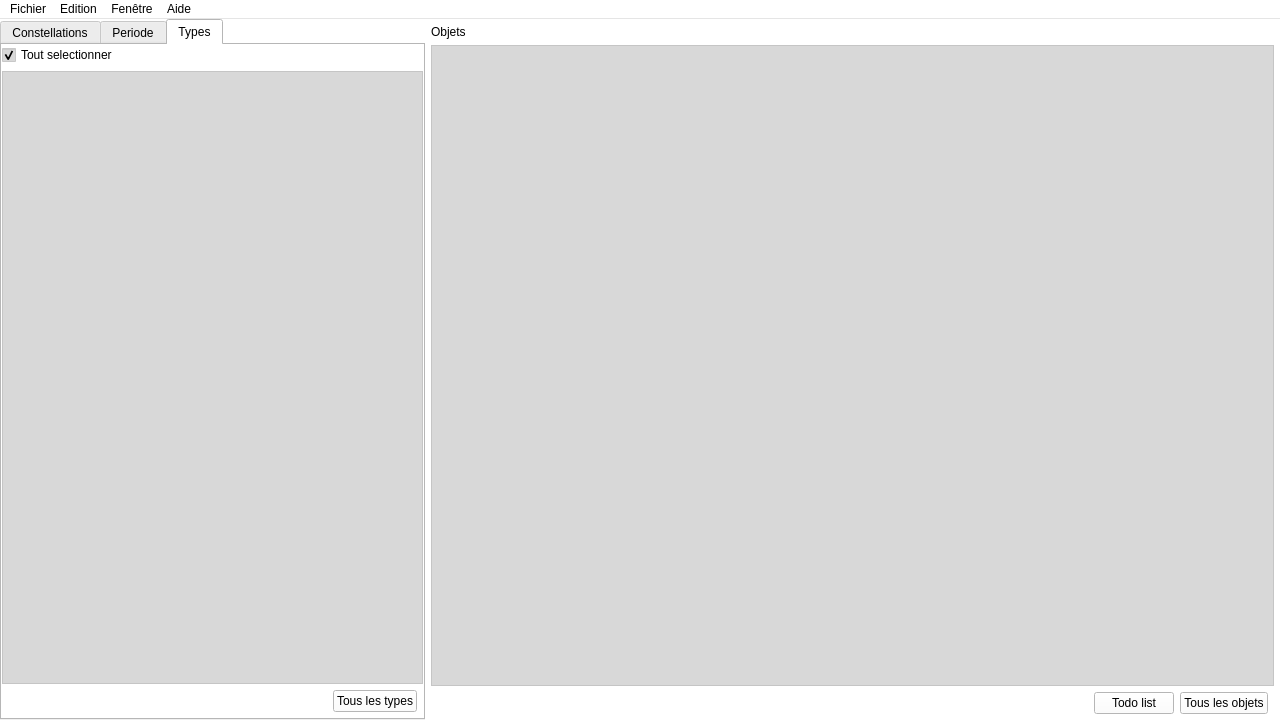
This is mainwindow.ui in Paracetamol56/Observeur2 as Qt 5 draws it before an edit. The edited form follows.
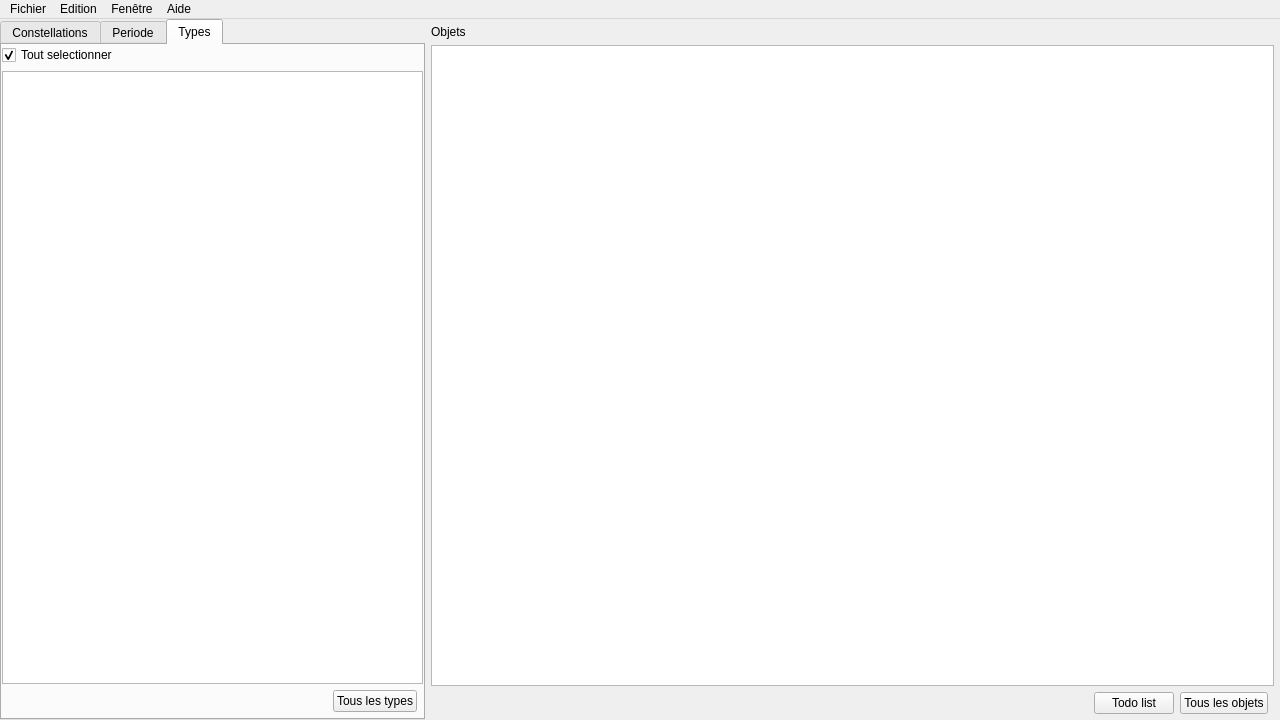
This is the edited form. The open tabs and pages were chosen to show the change. Icons and pictures are not drawn.

Patch:
```diff
--- a/mainwindow.ui
+++ b/mainwindow.ui
@@ -10,448 +10,6 @@
     <height>720</height>
    </rect>
   </property>
-  <property name="palette">
-   <palette>
-    <active>
-     <colorrole role="WindowText">
-      <brush brushstyle="SolidPattern">
-       <color alpha="255">
-        <red>0</red>
-        <green>0</green>
-        <blue>0</blue>
-       </color>
-      </brush>
-     </colorrole>
-     <colorrole role="Button">
-      <brush brushstyle="SolidPattern">
-       <color alpha="255">
-        <red>255</red>
-        <green>255</green>
-        <blue>255</blue>
-       </color>
-      </brush>
-     </colorrole>
-     <colorrole role="Light">
-      <brush brushstyle="SolidPattern">
-       <color alpha="255">
-        <red>255</red>
-        <green>255</green>
-        <blue>255</blue>
-       </color>
-      </brush>
-     </colorrole>
-     <colorrole role="Midlight">
-      <brush brushstyle="SolidPattern">
-       <color alpha="255">
-        <red>255</red>
-        <green>255</green>
-        <blue>255</blue>
-       </color>
-      </brush>
-     </colorrole>
-     <colorrole role="Dark">
-      <brush brushstyle="SolidPattern">
-       <color alpha="255">
-        <red>127</red>
-        <green>127</green>
-        <blue>127</blue>
-       </color>
-      </brush>
-     </colorrole>
-     <colorrole role="Mid">
-      <brush brushstyle="SolidPattern">
-       <color alpha="255">
-        <red>170</red>
-        <green>170</green>
-        <blue>170</blue>
-       </color>
-      </brush>
-     </colorrole>
-     <colorrole role="Text">
-      <brush brushstyle="SolidPattern">
-       <color alpha="255">
-        <red>0</red>
-        <green>0</green>
-        <blue>0</blue>
-       </color>
-      </brush>
-     </colorrole>
-     <colorrole role="BrightText">
-      <brush brushstyle="SolidPattern">
-       <color alpha="255">
-        <red>255</red>
-        <green>255</green>
-        <blue>255</blue>
-       </color>
-      </brush>
-     </colorrole>
-     <colorrole role="ButtonText">
-      <brush brushstyle="SolidPattern">
-       <color alpha="255">
-        <red>0</red>
-        <green>0</green>
-        <blue>0</blue>
-       </color>
-      </brush>
-     </colorrole>
-     <colorrole role="Base">
-      <brush brushstyle="SolidPattern">
-       <color alpha="255">
-        <red>216</red>
-        <green>216</green>
-        <blue>216</blue>
-       </color>
-      </brush>
-     </colorrole>
-     <colorrole role="Window">
-      <brush brushstyle="SolidPattern">
-       <color alpha="255">
-        <red>255</red>
-        <green>255</green>
-        <blue>255</blue>
-       </color>
-      </brush>
-     </colorrole>
-     <colorrole role="Shadow">
-      <brush brushstyle="SolidPattern">
-       <color alpha="255">
-        <red>0</red>
-        <green>0</green>
-        <blue>0</blue>
-       </color>
-      </brush>
-     </colorrole>
-     <colorrole role="AlternateBase">
-      <brush brushstyle="SolidPattern">
-       <color alpha="255">
-        <red>255</red>
-        <green>255</green>
-        <blue>255</blue>
-       </color>
-      </brush>
-     </colorrole>
-     <colorrole role="ToolTipBase">
-      <brush brushstyle="SolidPattern">
-       <color alpha="255">
-        <red>255</red>
-        <green>255</green>
-        <blue>220</blue>
-       </color>
-      </brush>
-     </colorrole>
-     <colorrole role="ToolTipText">
-      <brush brushstyle="SolidPattern">
-       <color alpha="255">
-        <red>0</red>
-        <green>0</green>
-        <blue>0</blue>
-       </color>
-      </brush>
-     </colorrole>
-     <colorrole role="PlaceholderText">
-      <brush brushstyle="SolidPattern">
-       <color alpha="128">
-        <red>0</red>
-        <green>0</green>
-        <blue>0</blue>
-       </color>
-      </brush>
-     </colorrole>
-    </active>
-    <inactive>
-     <colorrole role="WindowText">
-      <brush brushstyle="SolidPattern">
-       <color alpha="255">
-        <red>0</red>
-        <green>0</green>
-        <blue>0</blue>
-       </color>
-      </brush>
-     </colorrole>
-     <colorrole role="Button">
-      <brush brushstyle="SolidPattern">
-       <color alpha="255">
-        <red>255</red>
-        <green>255</green>
-        <blue>255</blue>
-       </color>
-      </brush>
-     </colorrole>
-     <colorrole role="Light">
-      <brush brushstyle="SolidPattern">
-       <color alpha="255">
-        <red>255</red>
-        <green>255</green>
-        <blue>255</blue>
-       </color>
-      </brush>
-     </colorrole>
-     <colorrole role="Midlight">
-      <brush brushstyle="SolidPattern">
-       <color alpha="255">
-        <red>255</red>
-        <green>255</green>
-        <blue>255</blue>
-       </color>
-      </brush>
-     </colorrole>
-     <colorrole role="Dark">
-      <brush brushstyle="SolidPattern">
-       <color alpha="255">
-        <red>127</red>
-        <green>127</green>
-        <blue>127</blue>
-       </color>
-      </brush>
-     </colorrole>
-     <colorrole role="Mid">
-      <brush brushstyle="SolidPattern">
-       <color alpha="255">
-        <red>170</red>
-        <green>170</green>
-        <blue>170</blue>
-       </color>
-      </brush>
-     </colorrole>
-     <colorrole role="Text">
-      <brush brushstyle="SolidPattern">
-       <color alpha="255">
-        <red>0</red>
-        <green>0</green>
-        <blue>0</blue>
-       </color>
-      </brush>
-     </colorrole>
-     <colorrole role="BrightText">
-      <brush brushstyle="SolidPattern">
-       <color alpha="255">
-        <red>255</red>
-        <green>255</green>
-        <blue>255</blue>
-       </color>
-      </brush>
-     </colorrole>
-     <colorrole role="ButtonText">
-      <brush brushstyle="SolidPattern">
-       <color alpha="255">
-        <red>0</red>
-        <green>0</green>
-        <blue>0</blue>
-       </color>
-      </brush>
-     </colorrole>
-     <colorrole role="Base">
-      <brush brushstyle="SolidPattern">
-       <color alpha="255">
-        <red>216</red>
-        <green>216</green>
-        <blue>216</blue>
-       </color>
-      </brush>
-     </colorrole>
-     <colorrole role="Window">
-      <brush brushstyle="SolidPattern">
-       <color alpha="255">
-        <red>255</red>
-        <green>255</green>
-        <blue>255</blue>
-       </color>
-      </brush>
-     </colorrole>
-     <colorrole role="Shadow">
-      <brush brushstyle="SolidPattern">
-       <color alpha="255">
-        <red>0</red>
-        <green>0</green>
-        <blue>0</blue>
-       </color>
-      </brush>
-     </colorrole>
-     <colorrole role="AlternateBase">
-      <brush brushstyle="SolidPattern">
-       <color alpha="255">
-        <red>255</red>
-        <green>255</green>
-        <blue>255</blue>
-       </color>
-      </brush>
-     </colorrole>
-     <colorrole role="ToolTipBase">
-      <brush brushstyle="SolidPattern">
-       <color alpha="255">
-        <red>255</red>
-        <green>255</green>
-        <blue>220</blue>
-       </color>
-      </brush>
-     </colorrole>
-     <colorrole role="ToolTipText">
-      <brush brushstyle="SolidPattern">
-       <color alpha="255">
-        <red>0</red>
-        <green>0</green>
-        <blue>0</blue>
-       </color>
-      </brush>
-     </colorrole>
-     <colorrole role="PlaceholderText">
-      <brush brushstyle="SolidPattern">
-       <color alpha="128">
-        <red>0</red>
-        <green>0</green>
-        <blue>0</blue>
-       </color>
-      </brush>
-     </colorrole>
-    </inactive>
-    <disabled>
-     <colorrole role="WindowText">
-      <brush brushstyle="SolidPattern">
-       <color alpha="255">
-        <red>127</red>
-        <green>127</green>
-        <blue>127</blue>
-       </color>
-      </brush>
-     </colorrole>
-     <colorrole role="Button">
-      <brush brushstyle="SolidPattern">
-       <color alpha="255">
-        <red>255</red>
-        <green>255</green>
-        <blue>255</blue>
-       </color>
-      </brush>
-     </colorrole>
-     <colorrole role="Light">
-      <brush brushstyle="SolidPattern">
-       <color alpha="255">
-        <red>255</red>
-        <green>255</green>
-        <blue>255</blue>
-       </color>
-      </brush>
-     </colorrole>
-     <colorrole role="Midlight">
-      <brush brushstyle="SolidPattern">
-       <color alpha="255">
-        <red>255</red>
-        <green>255</green>
-        <blue>255</blue>
-       </color>
-      </brush>
-     </colorrole>
-     <colorrole role="Dark">
-      <brush brushstyle="SolidPattern">
-       <color alpha="255">
-        <red>127</red>
-        <green>127</green>
-        <blue>127</blue>
-       </color>
-      </brush>
-     </colorrole>
-     <colorrole role="Mid">
-      <brush brushstyle="SolidPattern">
-       <color alpha="255">
-        <red>170</red>
-        <green>170</green>
-        <blue>170</blue>
-       </color>
-      </brush>
-     </colorrole>
-     <colorrole role="Text">
-      <brush brushstyle="SolidPattern">
-       <color alpha="255">
-        <red>127</red>
-        <green>127</green>
-        <blue>127</blue>
-       </color>
-      </brush>
-     </colorrole>
-     <colorrole role="BrightText">
-      <brush brushstyle="SolidPattern">
-       <color alpha="255">
-        <red>255</red>
-        <green>255</green>
-        <blue>255</blue>
-       </color>
-      </brush>
-     </colorrole>
-     <colorrole role="ButtonText">
-      <brush brushstyle="SolidPattern">
-       <color alpha="255">
-        <red>127</red>
-        <green>127</green>
-        <blue>127</blue>
-       </color>
-      </brush>
-     </colorrole>
-     <colorrole role="Base">
-      <brush brushstyle="SolidPattern">
-       <color alpha="255">
-        <red>255</red>
-        <green>255</green>
-        <blue>255</blue>
-       </color>
-      </brush>
-     </colorrole>
-     <colorrole role="Window">
-      <brush brushstyle="SolidPattern">
-       <color alpha="255">
-        <red>255</red>
-        <green>255</green>
-        <blue>255</blue>
-       </color>
-      </brush>
-     </colorrole>
-     <colorrole role="Shadow">
-      <brush brushstyle="SolidPattern">
-       <color alpha="255">
-        <red>0</red>
-        <green>0</green>
-        <blue>0</blue>
-       </color>
-      </brush>
-     </colorrole>
-     <colorrole role="AlternateBase">
-      <brush brushstyle="SolidPattern">
-       <color alpha="255">
-        <red>255</red>
-        <green>255</green>
-        <blue>255</blue>
-       </color>
-      </brush>
-     </colorrole>
-     <colorrole role="ToolTipBase">
-      <brush brushstyle="SolidPattern">
-       <color alpha="255">
-        <red>255</red>
-        <green>255</green>
-        <blue>220</blue>
-       </color>
-      </brush>
-     </colorrole>
-     <colorrole role="ToolTipText">
-      <brush brushstyle="SolidPattern">
-       <color alpha="255">
-        <red>0</red>
-        <green>0</green>
-        <blue>0</blue>
-       </color>
-      </brush>
-     </colorrole>
-     <colorrole role="PlaceholderText">
-      <brush brushstyle="SolidPattern">
-       <color alpha="128">
-        <red>0</red>
-        <green>0</green>
-        <blue>0</blue>
-       </color>
-      </brush>
-     </colorrole>
-    </disabled>
-   </palette>
-  </property>
   <property name="windowTitle">
    <string>L'Observeur 2</string>
   </property>
```
Left out of the diff: 6 changed lines with no effect on the pictures.
